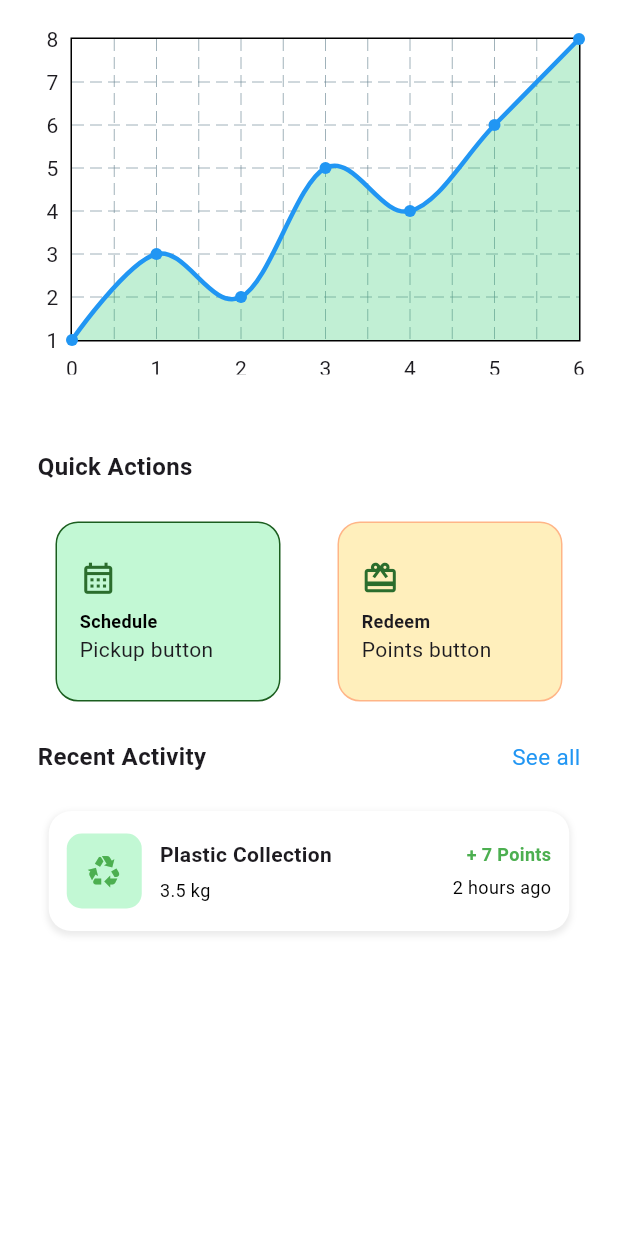
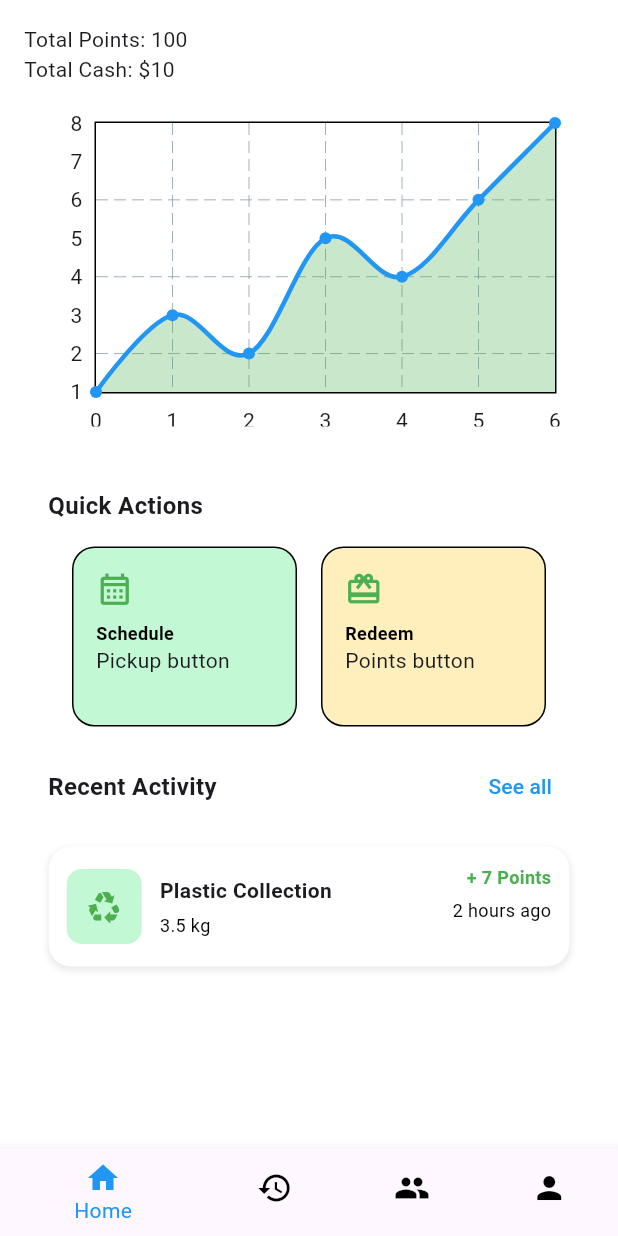
Before and after one commit to mararika69/Bin-Band-Project, a Flutter app: the HomeScreen screen opened directly, on a phone screen of 412 x 824 dp. Run offline on Flutter 3.47's test engine with Material 3 defaults, Android fonts, the phone set to English and light mode, and no system bars; drawn by our look-alikes of fl_chart; our stand-ins replace flutter_bloc, shared_preferences; accounts and stored records are empty; network calls fail.

Commit message:
save activity

```diff
--- a/lib/main.dart
+++ b/lib/main.dart
@@ -32,7 +32,7 @@ class MyApp extends StatelessWidget {
         ),
         debugShowCheckedModeBanner: false,
         // Show HomeScreen if logged in, otherwise show LoginScreen
-        home: isLoggedIn ? const HomeScreen() : const LoginScreen(),
+        home: isLoggedIn ? HomeScreen() : const LoginScreen(),
       ),
     );
   }
--- a/lib/models/activity_controller.dart
+++ b/lib/models/activity_controller.dart
@@ -3,6 +3,7 @@ class Activity {
   final String userId;
   final String? user;
   final String title;
+  final String points;
   final String description;
   final DateTime date;
   final DateTime createdAt;
@@ -12,6 +13,7 @@ class Activity {
     required this.userId,
     this.user,
     required this.title,
+    required this.points,
     required this.description,
     required this.date,
     required this.createdAt,
@@ -23,6 +25,7 @@ class Activity {
       userId: json['userId'],
       user: json['user'],
       title: json['title'],
+      points: json['points'],
       description: json['description'],
       date: DateTime.parse(json['date']),
       createdAt: DateTime.parse(json['createdAt']),
@@ -35,6 +38,7 @@ class Activity {
       'userId': userId,
       'user': user,
       'title': title,
+      'points': points,
       'description': description,
       'date': date.toIso8601String(),
       'createdAt': createdAt.toIso8601String(),
--- a/lib/screens/activity_screen.dart
+++ b/lib/screens/activity_screen.dart
@@ -2,7 +2,10 @@ import 'package:bin_band_group/controllers/activity_controller.dart';
 import 'package:bin_band_group/models/activity_controller.dart';
 import 'package:flutter/material.dart';
 
+
 class ActivityScreen extends StatefulWidget {
+  const ActivityScreen({super.key});
+
   @override
   _ActivityScreenState createState() => _ActivityScreenState();
 }
@@ -20,24 +23,88 @@ class _ActivityScreenState extends State<ActivityScreen> {
   @override
   Widget build(BuildContext context) {
     return Scaffold(
-      appBar: AppBar(title: Text('Activity')),
+      appBar: AppBar(title: const Text('Activity')),
       body: FutureBuilder<List<Activity>>(
         future: _activities,
         builder: (context, snapshot) {
           if (snapshot.connectionState == ConnectionState.waiting) {
-            return Center(child: CircularProgressIndicator());
+            return const Center(child: CircularProgressIndicator());
           } else if (snapshot.hasError) {
             return Center(child: Text('Error: ${snapshot.error}'));
           } else if (!snapshot.hasData || snapshot.data!.isEmpty) {
-            return Center(child: Text('No activities found'));
+            return const Center(child: Text('No activities found'));
           } else {
             return ListView.builder(
               itemCount: snapshot.data!.length,
               itemBuilder: (context, index) {
                 final activity = snapshot.data![index];
-                return ListTile(
-                  title: Text(activity.title),
-                  subtitle: Text(activity.description),
+                return Padding(
+                  padding: const EdgeInsets.all(16.0),
+                  child: Container(
+                    height: 80,
+                    width: double.infinity,
+                    padding: const EdgeInsets.all(12),
+                    decoration: BoxDecoration(
+                      borderRadius: BorderRadius.circular(15),
+                      color: Colors.white,
+                      boxShadow: [
+                        BoxShadow(
+                          color: Colors.grey.withOpacity(0.2),
+                          spreadRadius: 1,
+                          blurRadius: 3,
+                          offset: const Offset(0, 2),
+                        ),
+                      ],
+                    ),
+                    child: Row(
+                      children: [
+                        Container(
+                          height: 50,
+                          width: 50,
+                          decoration: BoxDecoration(
+                            borderRadius: BorderRadius.circular(10),
+                            color: const Color(0xFFC2F8D4),
+                          ),
+                          child: const Center(
+                            child: Icon(Icons.recycling, size: 24, color: Colors.green),
+                          ),
+                        ),
+                        const SizedBox(width: 12),
+                        Expanded(
+                          child: Column(
+                            crossAxisAlignment: CrossAxisAlignment.start,
+                            mainAxisAlignment: MainAxisAlignment.center,
+                            children: [
+                              Text(
+                                activity.title,
+                                style: const TextStyle(fontSize: 14, fontWeight: FontWeight.bold),
+                              ),
+                              const SizedBox(height: 5),
+                              Text(
+                                activity.description,
+                                style: const TextStyle(fontSize: 12, color: Colors.black),
+                              ),
+                            ],
+                          ),
+                        ),
+                        Column(
+                          crossAxisAlignment: CrossAxisAlignment.end,
+                          mainAxisAlignment: MainAxisAlignment.center,
+                          children: [
+                            Text(
+                              '+ ${activity.points} Points',
+                              style: const TextStyle(fontSize: 12, fontWeight: FontWeight.bold, color: Colors.green),
+                            ),
+                            const SizedBox(height: 5),
+                            Text(
+                              '${activity.date} ago',
+                              style: const TextStyle(fontSize: 12, color: Colors.black),
+                            ),
+                          ],
+                        ),
+                      ],
+                    ),
+                  ),
                 );
               },
             );
--- a/lib/screens/home_sceen.dart
+++ b/lib/screens/home_sceen.dart
@@ -1,16 +1,62 @@
+import 'package:bin_band_group/bloc/user_bloc.dart';
+import 'package:bin_band_group/screens/activity_screen.dart';
 import 'package:flutter/material.dart';
 import 'package:fl_chart/fl_chart.dart';
+import 'package:flutter_bloc/flutter_bloc.dart';
 
-class HomeScreen extends StatelessWidget {
-  const HomeScreen({super.key});
+class HomeScreen extends StatefulWidget {
+  @override
+  _HomeScreenState createState() => _HomeScreenState();
+}
+
+class _HomeScreenState extends State<HomeScreen> {
+  int _selectedIndex = 0;
+
+  static final List<Widget> _widgetOptions = <Widget>[
+    HomeContent(), // Merged content here
+    const Text('Pickup History'),
+    const Text('Green Social'),
+    const Text('Profile'),
+  ];
+
+  void _onItemTapped(int index) {
+    setState(() {
+      _selectedIndex = index;
+    });
+  }
 
   @override
   Widget build(BuildContext context) {
     return Scaffold(
-      body: SingleChildScrollView(
+      body: _widgetOptions.elementAt(_selectedIndex),
+      bottomNavigationBar: BottomNavigationBar(
+        backgroundColor: Colors.blue,
+        unselectedItemColor: Colors.black,
+        selectedItemColor: Colors.blue,
+        items: const <BottomNavigationBarItem>[
+          BottomNavigationBarItem(icon: Icon(Icons.home), label: 'Home'),
+          BottomNavigationBarItem(icon: Icon(Icons.history), label: 'Pickup History'),
+          BottomNavigationBarItem(icon: Icon(Icons.group), label: 'Green Social'),
+          BottomNavigationBarItem(icon: Icon(Icons.person), label: 'Profile'),
+        ],
+        currentIndex: _selectedIndex,
+        onTap: _onItemTapped,
+      ),
+    );
+  }
+}
+
+class HomeContent extends StatelessWidget {
+  @override
+  Widget build(BuildContext context) {
+    return SingleChildScrollView(
+      padding: const EdgeInsets.all(16.0),
       child: Column(
         crossAxisAlignment: CrossAxisAlignment.start,
         children: [
+          Text('Total Points: 100'),
+          Text('Total Cash: \$10'),
+
           // Line Chart
           Center(
             child: AspectRatio(
@@ -28,10 +74,10 @@ class HomeScreen extends StatelessWidget {
                         sideTitles: SideTitles(showTitles: true, interval: 1),
                       ),
                       topTitles: AxisTitles(
-                        sideTitles: SideTitles(showTitles: false), // Hide top
+                        sideTitles: SideTitles(showTitles: false),
                       ),
                       rightTitles: AxisTitles(
-                        sideTitles: SideTitles(showTitles: false), // Hide right
+                        sideTitles: SideTitles(showTitles: false),
                       ),
                     ),
                     borderData: FlBorderData(show: true),
@@ -52,8 +98,7 @@ class HomeScreen extends StatelessWidget {
                         isStrokeCapRound: true,
                         belowBarData: BarAreaData(
                           show: true,
-                            color: const Color.fromARGB(255, 49, 201, 112)
-                                .withOpacity(0.3),
+                          color: Colors.green.withOpacity(0.3),
                         ),
                       ),
                     ],
@@ -63,10 +108,9 @@ class HomeScreen extends StatelessWidget {
             ),
           ),
 
-
           // Quick Actions Section
           Padding(
-              padding: const EdgeInsets.all(25.0),
+            padding: const EdgeInsets.all(16.0),
             child: Text(
               "Quick Actions",
               style: TextStyle(fontSize: 16, fontWeight: FontWeight.bold),
@@ -75,83 +119,15 @@ class HomeScreen extends StatelessWidget {
           Row(
             mainAxisAlignment: MainAxisAlignment.center,
             children: [
-                // First Container
-                Container(
-                  height: 120,
-                  width: 150,
-                  padding: const EdgeInsets.all(15),
-                  decoration: BoxDecoration(
-                    borderRadius: BorderRadius.circular(15),
-                    color: const Color(0xFFC2F8D4),
-                    border: Border.all(
-                      color: const Color(0xFF1B5E1F),
-                      width: 1,
-                    ),
-                  ),
-                  child: Column(
-                    crossAxisAlignment: CrossAxisAlignment.start,
-                    mainAxisAlignment: MainAxisAlignment.center,
-                    children: [
-                      const Icon(
-                        Icons.calendar_month_outlined,
-                        size: 25,
-                        color: Color.fromARGB(255, 43, 109, 45),
-                      ),
-                      const SizedBox(height: 8),
-                      const Text(
-                        "Schedule",
-                        style: TextStyle(
-                          fontSize: 12,
-                          fontWeight: FontWeight.bold,
-                          color: Colors.black,
-                        ),
-                      ),
-                      const Text("Pickup button"),
-                    ],
-                  ),
-                ),
-                const SizedBox(width: 38),
-
-                // Second Container
-                Container(
-                  height: 120,
-                  width: 150,
-                  padding: const EdgeInsets.all(15),
-                  decoration: BoxDecoration(
-                    borderRadius: BorderRadius.circular(15),
-                    color: const Color(0xFFFFEFBC),
-                    border: Border.all(
-                      color: const Color(0xFFFFB587),
-                      width: 1,
-                    ),
-                  ),
-                  child: Column(
-                    crossAxisAlignment: CrossAxisAlignment.start,
-                    mainAxisAlignment: MainAxisAlignment.center,
-                    children: [
-                      const Icon(
-                        Icons.wallet_giftcard,
-                        size: 25,
-                        color: Color.fromARGB(255, 43, 109, 45),
-                      ),
-                      const SizedBox(height: 8),
-                      const Text(
-                        "Redeem",
-                        style: TextStyle(
-                          fontSize: 12,
-                          fontWeight: FontWeight.bold,
-                        ),
-                      ),
-                      const Text("Points button"),
-                    ],
-                  ),
-                ),
+              QuickActionCard(icon: Icons.calendar_month_outlined, title: "Schedule", subtitle: "Pickup button", color: Color(0xFFC2F8D4)),
+              SizedBox(width: 16),
+              QuickActionCard(icon: Icons.wallet_giftcard, title: "Redeem", subtitle: "Points button", color: Color(0xFFFFEFBC)),
             ],
           ),
 
           // Recent Activity Section
           Padding(
-              padding: const EdgeInsets.all(25),
+            padding: const EdgeInsets.all(16.0),
             child: Row(
               mainAxisAlignment: MainAxisAlignment.spaceBetween,
               children: [
@@ -159,16 +135,87 @@ class HomeScreen extends StatelessWidget {
                   "Recent Activity",
                   style: TextStyle(fontSize: 16, fontWeight: FontWeight.bold),
                 ),
-                  Text(
-                    "See all",
-                    style: TextStyle(fontSize: 15, color: Colors.blue),
+                TextButton(
+                  onPressed: () {
+                    Navigator.push(
+                      context,
+                      MaterialPageRoute(builder: (context) => ActivityScreen()),
+                    );
+                  },
+                  child: Text("See all", style: TextStyle(color: Colors.blue)),
                 ),
               ],
             ),
           ),
 
           // Recent Activity Card
-            Center(
+          RecentActivityCard(),
+
+          const SizedBox(height: 20),
+
+          BlocBuilder<UserBloc, UserState>(
+            builder: (context, state) {
+              if (state is UserLoaded) {
+                final user = state.user;
+                return Center(
+                  child: Column(
+                    children: [
+                      Text('Welcome, ${user.userName}!'),
+                      Text('Email: ${user.email}'),
+                    ],
+                  ),
+                );
+              } else if (state is Error) {
+                return Center(child: Text("Failed to load user data", style: TextStyle(color: Colors.red)));
+              }
+              // No loading state is shown here, return an empty widget
+              return SizedBox.shrink();  // Empty widget to avoid showing anything if state is not loaded or error
+            },
+          ),
+        ],
+      ),
+    );
+  }
+}
+
+// Quick Action Card Widget
+class QuickActionCard extends StatelessWidget {
+  final IconData icon;
+  final String title;
+  final String subtitle;
+  final Color color;
+
+  QuickActionCard({required this.icon, required this.title, required this.subtitle, required this.color});
+
+  @override
+  Widget build(BuildContext context) {
+    return Container(
+      height: 120,
+      width: 150,
+      padding: const EdgeInsets.all(15),
+      decoration: BoxDecoration(
+        borderRadius: BorderRadius.circular(15),
+        color: color,
+        border: Border.all(color: Colors.black, width: 1),
+      ),
+      child: Column(
+        crossAxisAlignment: CrossAxisAlignment.start,
+        children: [
+          Icon(icon, size: 25, color: Colors.green),
+          SizedBox(height: 8),
+          Text(title, style: TextStyle(fontSize: 12, fontWeight: FontWeight.bold, color: Colors.black)),
+          Text(subtitle),
+        ],
+      ),
+    );
+  }
+}
+
+// Recent Activity Card Widget
+class RecentActivityCard extends StatelessWidget {
+  @override
+  Widget build(BuildContext context) {
+    return Center(
       child: Container(
         height: 80,
         width: 347,
@@ -186,9 +233,7 @@ class HomeScreen extends StatelessWidget {
           ],
         ),
         child: Row(
-                  crossAxisAlignment: CrossAxisAlignment.center,
           children: [
-                    // Icon inside green rounded box
             Container(
               height: 50,
               width: 50,
@@ -197,63 +242,29 @@ class HomeScreen extends StatelessWidget {
                 color: const Color(0xFFC2F8D4),
               ),
               child: const Center(
-                        child: Icon(
-                          Icons.recycling,
-                          size: 24,
-                          color: Colors.green,
+                child: Icon(Icons.recycling, size: 24, color: Colors.green),
               ),
             ),
-                    ),
-                    const SizedBox(width: 12), // Space between icon and text
-
-                    // Column for Activity Name & Amount
+            const SizedBox(width: 12),
             Expanded(
               child: Column(
                 crossAxisAlignment: CrossAxisAlignment.start,
                 mainAxisAlignment: MainAxisAlignment.center,
-                        children: const [
-                          Text(
-                            "Plastic Collection",
-                            style: TextStyle(
-                              fontSize: 14,
-                              fontWeight: FontWeight.bold,
-                            ),
-                          ),
+                children: [
+                  Text("Plastic Collection", style: TextStyle(fontSize: 14, fontWeight: FontWeight.bold)),
                   SizedBox(height: 5),
-                          Text(
-                            "3.5 kg",
-                            style: TextStyle(fontSize: 12, color: Colors.black),
-                          ),
+                  Text("3.5 kg", style: TextStyle(fontSize: 12, color: Colors.black)),
                 ],
               ),
             ),
-
-                    // Column for Points & Time
             Column(
               crossAxisAlignment: CrossAxisAlignment.end,
-                      mainAxisAlignment: MainAxisAlignment.center,
-                      children: const [
-                        Text(
-                          "+ 7 Points",
-                          style: TextStyle(
-                            fontSize: 12,
-                            fontWeight: FontWeight.bold,
-                            color: Colors.green,
-                          ),
-                        ),
+              children: [
+                Text("+ 7 Points", style: TextStyle(fontSize: 12, fontWeight: FontWeight.bold, color: Colors.green)),
                 SizedBox(height: 5),
-                        Text(
-                          "2 hours ago",
-                          style: TextStyle(fontSize: 12, color: Colors.black),
-                        ),
+                Text("2 hours ago", style: TextStyle(fontSize: 12, color: Colors.black)),
               ],
             ),
-                  ],
-                ),
-              ),
-            ),
-
-            const SizedBox(height: 20),
           ],
         ),
       ),
```
Lines whose indentation alone changed are shown as unchanged.
